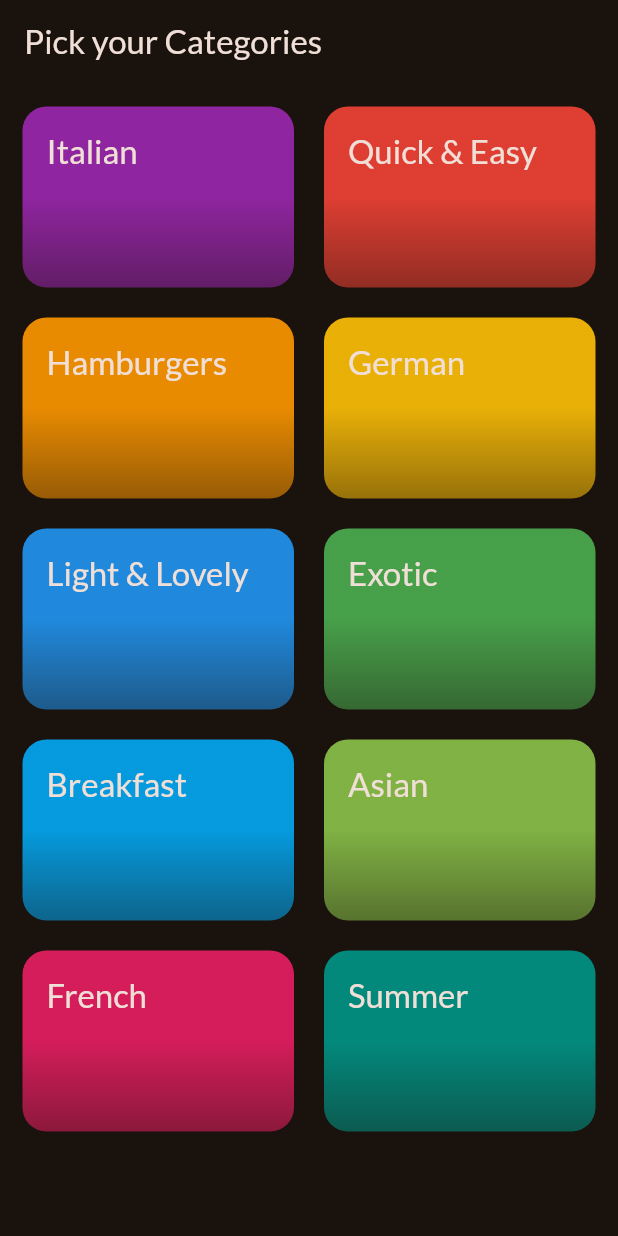
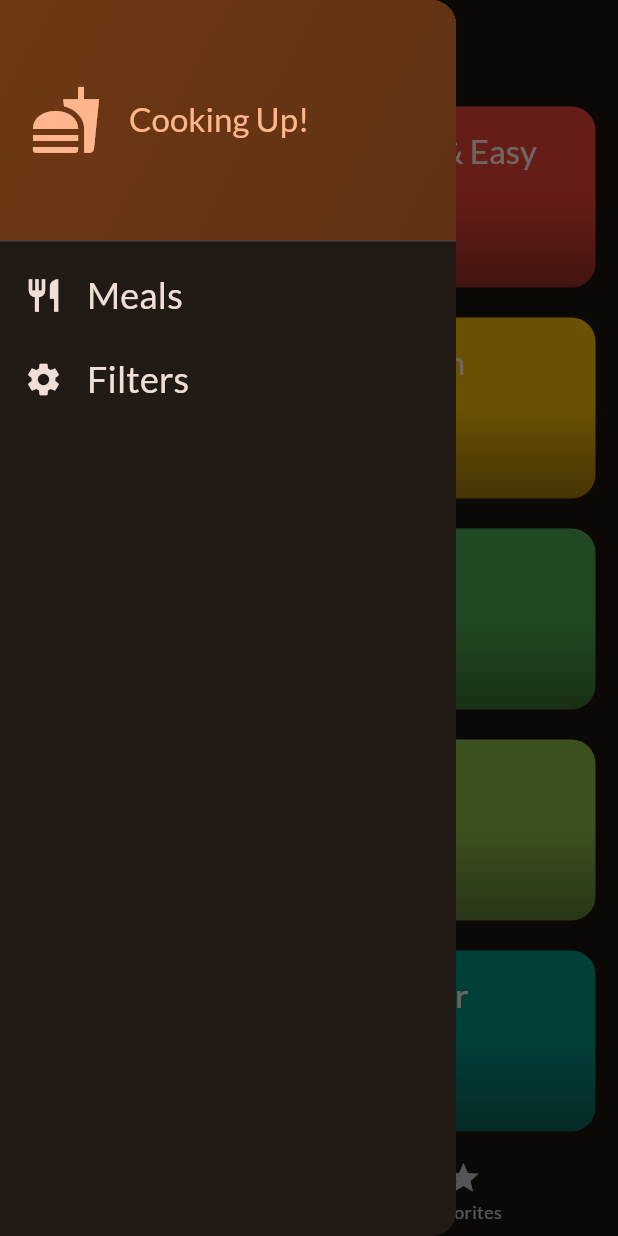
Before and after one commit to Dark-R1der/UPDATED_MEAL_APP, a Flutter app: the screen it shows after launch, with the side drawer open (before the commit the screen has no drawer), on a phone screen of 412 x 824 dp. Run offline on Flutter 3.47's test engine with Material 2 defaults, Android fonts, the phone set to English and light mode, and no system bars; our stand-ins replace google_fonts, transparent_image.

Commit message:
completed the tabs screen
next-working on filters

```diff
--- a/lib/main.dart
+++ b/lib/main.dart
@@ -1,5 +1,6 @@
 import 'package:flutter/material.dart';
 import 'package:google_fonts/google_fonts.dart';
+import 'package:meal_app/screen/tabs.dart';
 
 import 'screen/categories.dart';
 
@@ -23,7 +24,7 @@ class App extends StatelessWidget {
   Widget build(BuildContext context) {
     return MaterialApp(
       theme: theme,
-      home: const CategoriesScreen(),
+      home: TabsScreen(),
     );
   }
 }
--- a/lib/screen/categories.dart
+++ b/lib/screen/categories.dart
@@ -1,13 +1,16 @@
 import 'package:flutter/material.dart';
 
+
+import '../models/meal.dart';
 import '../models/category.dart';
 import '../screen/meals.dart';
 import '../data/dummy_data.dart';
 import '../widgets/category_grid_item.dart';
 
 class CategoriesScreen extends StatelessWidget {
-  const CategoriesScreen({super.key});
+  const CategoriesScreen({super.key, required this.onToggleFavorites});
 
+  final void Function(Meal meal) onToggleFavorites;
   void _selectedCategory(BuildContext context, Category category) {
     final filteredMeals = dummyMeals
         .where((meal) => meal.categories.contains(category.id))
@@ -16,17 +19,13 @@ class CategoriesScreen extends StatelessWidget {
         context,
         MaterialPageRoute(
           builder: (ctx) =>
-              MealsScreen(title: category.title, meals: filteredMeals),
+              MealsScreen(title: category.title, meals: filteredMeals, onToggleFavorites: onToggleFavorites,),
         ));
   }
 
   @override
   Widget build(BuildContext context) {
-    return Scaffold(
-        appBar: AppBar(
-          title: const Text('Pick your Categories'),
-        ),
-        body: GridView(
+    return GridView(
       padding: const EdgeInsets.all(15),
       gridDelegate: const SliverGridDelegateWithFixedCrossAxisCount(
         crossAxisCount: 2,
@@ -43,6 +42,6 @@ class CategoriesScreen extends StatelessWidget {
             },
           )
       ],
-        ));
+    );
   }
 }
--- /dev/null
+++ b/lib/screen/tabs.dart
@@ -0,0 +1,95 @@
+import 'package:flutter/material.dart';
+import 'package:meal_app/models/meal.dart';
+
+import 'package:meal_app/screen/categories.dart';
+import 'package:meal_app/screen/filters.dart';
+import 'package:meal_app/screen/meals.dart';
+import 'package:meal_app/widgets/main_drawer.dart';
+
+class TabsScreen extends StatefulWidget {
+  const TabsScreen({super.key});
+
+  @override
+  State<TabsScreen> createState() => _TabsScreenState();
+}
+
+class _TabsScreenState extends State<TabsScreen> {
+  int _selectedPageIndex = 0;
+  final List<Meal> _favoriteMeals = [];
+
+  void _showInfoMessage(String message) {
+    ScaffoldMessenger.of(context).clearSnackBars();
+    ScaffoldMessenger.of(context).showSnackBar(
+      SnackBar(
+        content: Text(message),
+      ),
+    );
+  }
+
+  void _toggleMealFavoriteStatus(Meal meal) {
+    final isExisting = _favoriteMeals.contains(meal);
+    if (isExisting) {
+      setState(() {
+        _favoriteMeals.remove(meal);
+        _showInfoMessage('Meal is no longer a favorite.');
+      });
+    } else {
+      setState(() {
+        _favoriteMeals.add(meal);
+        _showInfoMessage('Marked as a favorite.');
+      });
+    }
+  }
+
+  void _selectPage(int index) {
+    setState(() {
+      _selectedPageIndex = index;
+    });
+  }
+
+  void _setScreen(String identifier) {
+    Navigator.pop(context);
+    if (identifier == 'filters') {
+      Navigator.push(
+        context,
+        MaterialPageRoute(
+          builder: (cxt) => const FiltersScreen(),
+        ),
+      );
+    }
+  }
+
+  @override
+  Widget build(BuildContext context) {
+    Widget activePage = CategoriesScreen(
+      onToggleFavorites: _toggleMealFavoriteStatus,
+    );
+    var activePageTitle = 'Categories';
+
+    if (_selectedPageIndex == 1) {
+      activePage = MealsScreen(
+        meals: _favoriteMeals,
+        onToggleFavorites: _toggleMealFavoriteStatus,
+      );
+      activePageTitle = 'Your Favorites';
+    }
+    return Scaffold(
+      appBar: AppBar(
+        title: Text(activePageTitle),
+      ),
+      drawer: MainDrawer(
+        onSelectScreen: _setScreen,
+      ),
+      body: activePage,
+      bottomNavigationBar: BottomNavigationBar(
+        onTap: _selectPage,
+        currentIndex: _selectedPageIndex,
+        items: const [
+          BottomNavigationBarItem(
+              icon: Icon(Icons.set_meal), label: 'Categories'),
+          BottomNavigationBarItem(icon: Icon(Icons.star), label: 'Favorites'),
+        ],
+      ),
+    );
+  }
+}
--- /dev/null
+++ b/lib/widgets/main_drawer.dart
@@ -0,0 +1,77 @@
+import 'package:flutter/material.dart';
+
+class MainDrawer extends StatelessWidget {
+  const MainDrawer({super.key, required this.onSelectScreen});
+
+  final void Function(String identifier) onSelectScreen;
+
+  @override
+  Widget build(BuildContext context) {
+    return Drawer(
+      child: Column(
+        children: [
+          DrawerHeader(
+            padding: const EdgeInsets.all(20),
+            decoration: BoxDecoration(
+                gradient: LinearGradient(
+              colors: [
+                Theme.of(context).colorScheme.primaryContainer,
+                Theme.of(context).colorScheme.primaryContainer.withOpacity(0.8)
+              ],
+              begin: Alignment.topLeft,
+              end: Alignment.bottomRight,
+            )),
+            child: Row(children: [
+              Icon(
+                Icons.fastfood,
+                size: 48,
+                color: Theme.of(context).colorScheme.primary,
+              ),
+              const SizedBox(
+                width: 18,
+              ),
+              Text('Cooking Up!',
+                  style: Theme.of(context).textTheme.titleLarge!.copyWith(
+                        color: Theme.of(context).colorScheme.primary,
+                      ))
+            ]),
+          ),
+          ListTile(
+            leading: Icon(
+              Icons.restaurant,
+              size: 26,
+              color: Theme.of(context).colorScheme.onBackground,
+            ),
+            title: Text(
+              'Meals',
+              style: Theme.of(context).textTheme.titleSmall!.copyWith(
+                    color: Theme.of(context).colorScheme.onBackground,
+                    fontSize: 24,
+                  ),
+            ),
+            onTap: () => {
+              onSelectScreen('meals')
+            },
+          ),
+          ListTile(
+            leading: Icon(
+              Icons.settings,
+              size: 26,
+              color: Theme.of(context).colorScheme.onBackground,
+            ),
+            title: Text(
+              'Filters',
+              style: Theme.of(context).textTheme.titleSmall!.copyWith(
+                    color: Theme.of(context).colorScheme.onBackground,
+                    fontSize: 24,
+                  ),
+            ),
+            onTap: () => {
+              onSelectScreen('filters')
+            },
+          )
+        ],
+      ),
+    );
+  }
+}
```
Also changed, not shown: lib/screen/filters.dart (added, +145 -0 lines), lib/screen/meal_detail.dart (+9 -0 lines), lib/screen/meals.dart (+11 -4 lines). Lines whose indentation alone changed are shown as unchanged.
